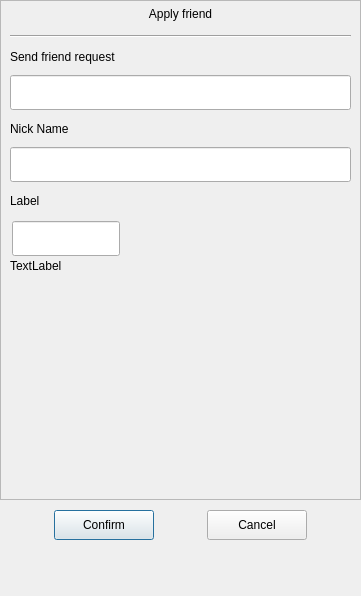
Qt form ChatClient/ui/applyfrienddlg.ui (MvpBruce/MyChat) before a commit.
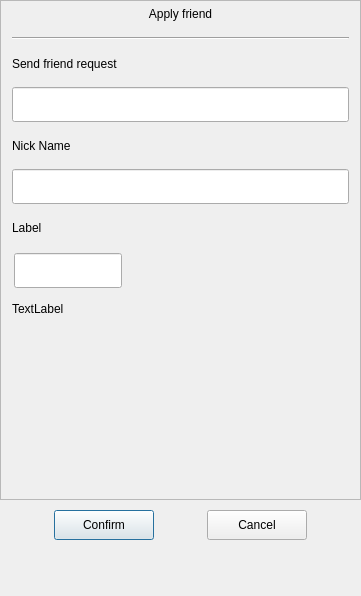
The same form after that commit. Custom widgets are drawn as their Qt base class.

The edit to the form file:
```diff
--- a/ChatClient/ui/applyfrienddlg.ui
+++ b/ChatClient/ui/applyfrienddlg.ui
@@ -108,6 +108,21 @@
        <item>
         <widget class="QWidget" name="applyWid" native="true">
          <layout class="QVBoxLayout" name="verticalLayout_3">
+          <property name="spacing">
+           <number>11</number>
+          </property>
+          <property name="leftMargin">
+           <number>11</number>
+          </property>
+          <property name="topMargin">
+           <number>11</number>
+          </property>
+          <property name="rightMargin">
+           <number>11</number>
+          </property>
+          <property name="bottomMargin">
+           <number>11</number>
+          </property>
           <item>
            <widget class="Line" name="hLIne">
             <property name="orientation">
@@ -298,6 +313,12 @@
                 </property>
                 <item>
                  <widget class="TipLabel" name="tipLb">
+                  <property name="minimumSize">
+                   <size>
+                    <width>0</width>
+                    <height>35</height>
+                   </size>
+                  </property>
                   <property name="text">
                    <string>TextLabel</string>
                   </property>
```
